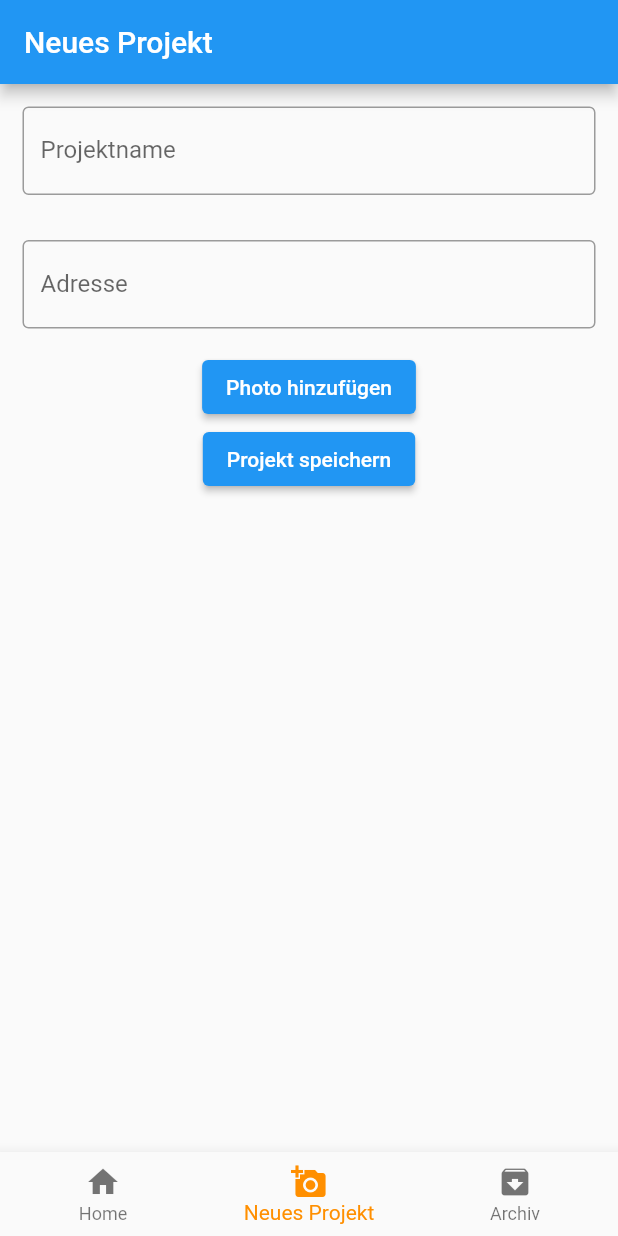
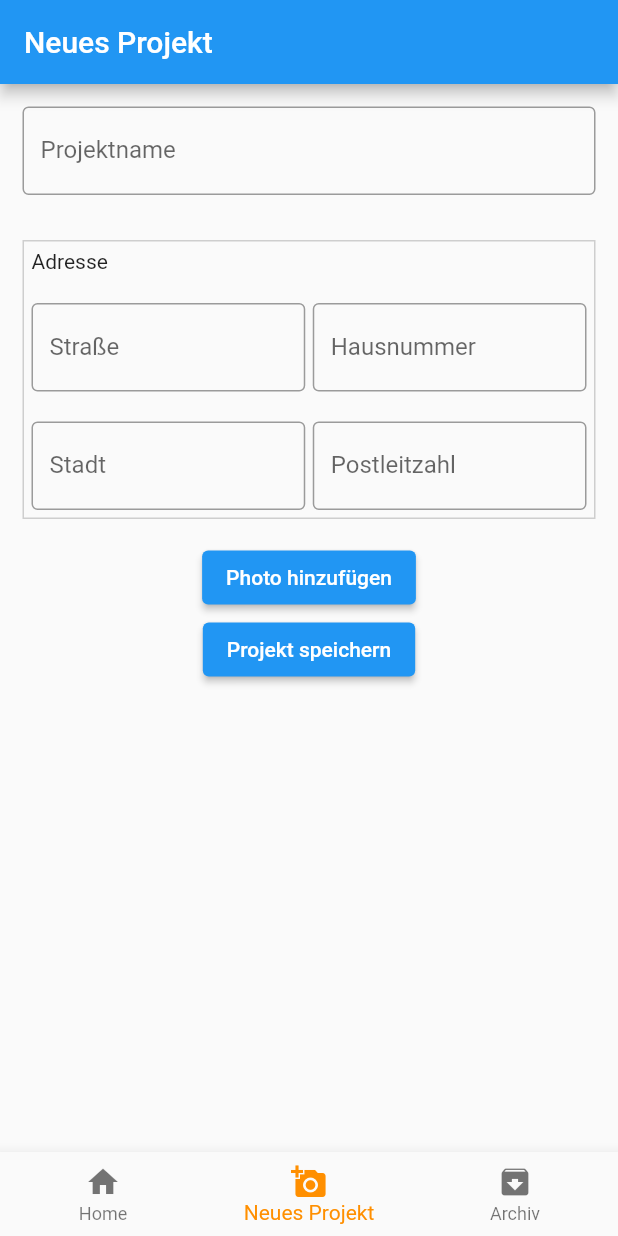
Before and after one commit to Monsieur-Bandana/Flutter, a Flutter app: the screen it shows after launch, item 2 of the bottom bar chosen, on a phone screen of 412 x 824 dp. Run offline on Flutter 3.47's test engine with Material 2 defaults, Android fonts, the phone set to English and light mode, and no system bars; our stand-ins replace camera.

Commit message:
edited address

```diff
--- a/prototype/lib/archive.dart
+++ b/prototype/lib/archive.dart
@@ -1,7 +1,7 @@
 import 'package:flutter/material.dart';
 
 import 'package:prototype/newProject/newProjectButton.dart';
-import 'package:prototype/projects.dart';
+import 'package:prototype/dashboard/projects.dart';
 
 class Archive extends StatelessWidget {
   String title = "Archiv";
--- a/prototype/lib/projectManager.dart
+++ b/prototype/lib/dashboard/projectManager.dart
@@ -2,7 +2,7 @@ import 'package:flutter/material.dart';
 
 import 'package:prototype/newProject/newProjectButton.dart';
 import 'package:prototype/newProject/mainView.dart';
-import './projects.dart';
+import 'projects.dart';
 
 class ProjectManager extends StatefulWidget {
   String title = "Projektübersicht";
--- a/prototype/lib/main.dart
+++ b/prototype/lib/main.dart
@@ -1,7 +1,7 @@
 import 'package:flutter/material.dart';
-import 'package:prototype/projectManager.dart';
+import 'package:prototype/dashboard/projectManager.dart';
 
-import './navBar.dart';
+import 'dashboard/navBar.dart';
 
 void main() => runApp(RootClass());
 
--- a/prototype/lib/newProject/newAddress.dart
+++ b/prototype/lib/newProject/newAddress.dart
@@ -8,11 +8,57 @@ class NewAddress extends StatelessWidget {
     // TODO: implement build
     return Container(
       margin: const EdgeInsets.all(15.0),
-      child: const TextField(
-        decoration: InputDecoration(
-          border: OutlineInputBorder(),
-          labelText: 'Adresse',
-        ),
+      padding: const EdgeInsets.all(5.0),
+      decoration: BoxDecoration(
+          border: Border.all(color: Color.fromARGB(255, 206, 206, 206))),
+      child: Wrap(
+        spacing: 20, // to apply margin in the main axis of the wrap
+        runSpacing: 20, // to apply margin in the cross axis of the wrap
+        children: <Widget>[
+          Text("Adresse"),
+          Row(
+            children: <Widget>[
+              Flexible(
+                child: TextField(
+                  decoration: InputDecoration(
+                    border: OutlineInputBorder(),
+                    labelText: 'Straße',
+                  ),
+                ),
+              ),
+              SizedBox(width: 5),
+              Flexible(
+                child: TextField(
+                  decoration: InputDecoration(
+                    border: OutlineInputBorder(),
+                    labelText: 'Hausnummer',
+                  ),
+                ),
+              )
+            ],
+          ),
+          Row(
+            children: <Widget>[
+              Flexible(
+                child: TextField(
+                  decoration: InputDecoration(
+                    border: OutlineInputBorder(),
+                    labelText: 'Stadt',
+                  ),
+                ),
+              ),
+              SizedBox(width: 5),
+              Flexible(
+                child: TextField(
+                  decoration: InputDecoration(
+                    border: OutlineInputBorder(),
+                    labelText: 'Postleitzahl',
+                  ),
+                ),
+              )
+            ],
+          ),
+        ],
       ),
     );
   }
--- a/prototype/lib/newProject/newNavBar.dart
+++ b/prototype/lib/newProject/newNavBar.dart
@@ -2,8 +2,8 @@ import 'package:flutter/material.dart';
 
 import 'package:prototype/newProject/mainView.dart';
 import '../archive.dart';
-import '../navBar.dart';
-import '../projectManager.dart';
+import '../dashboard/navBar.dart';
+import '../dashboard/projectManager.dart';
 
 class NewProjectNavBar extends StatefulWidget {
   const NewProjectNavBar({Key? key}) : super(key: key);
```
Also changed, not shown: prototype/lib/dashboard/navBar.dart (renamed from prototype/lib/navBar.dart), prototype/lib/dashboard/projects.dart (renamed from prototype/lib/projects.dart).
